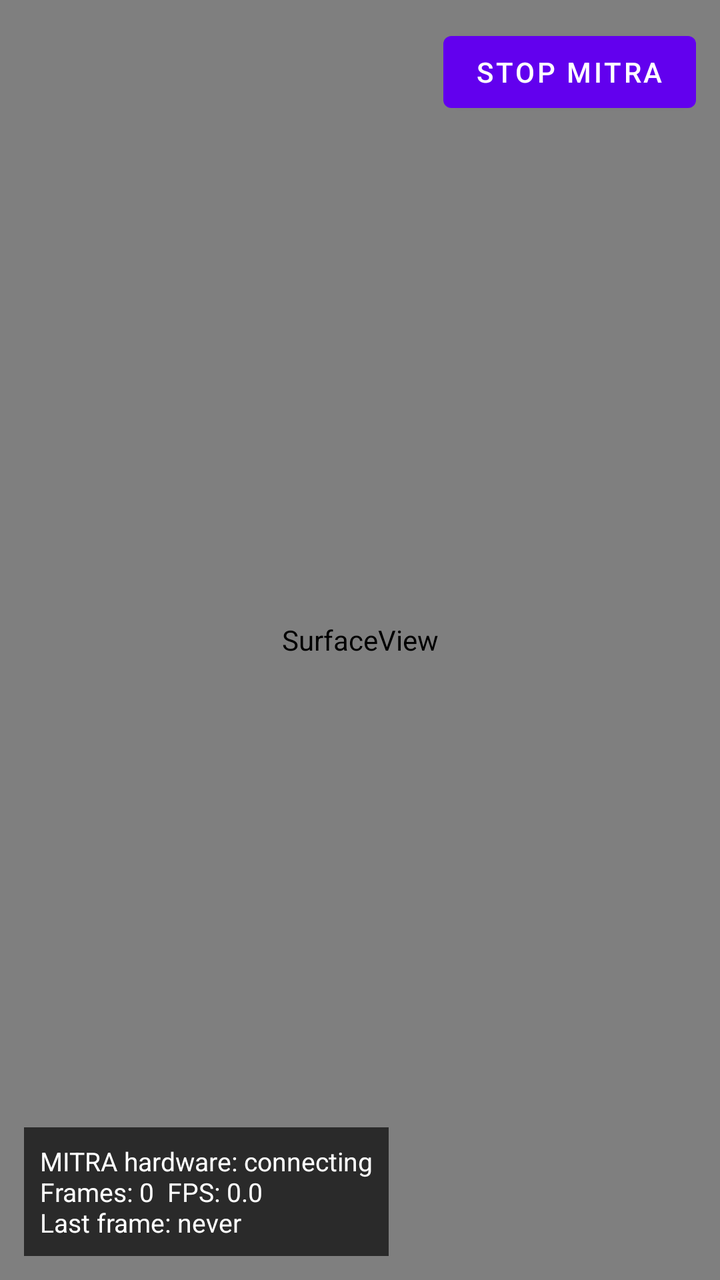
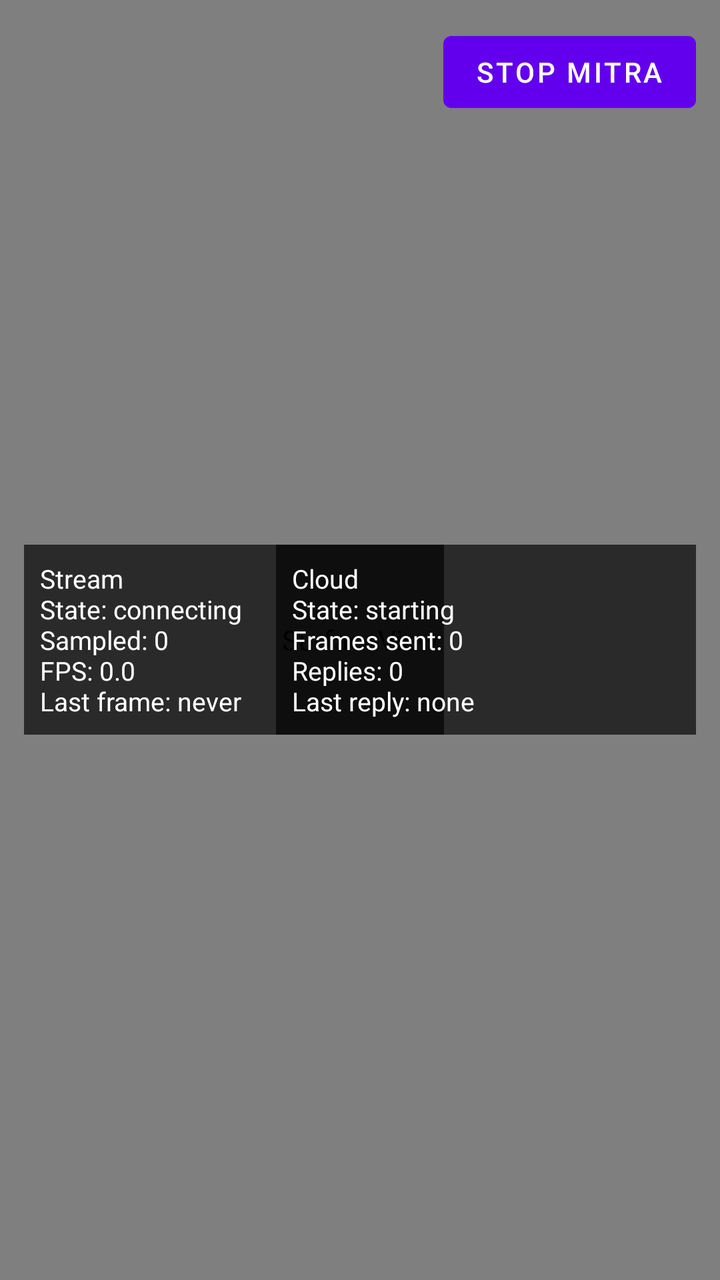

Compare the two renders of this Android layout. The source of the first and the diff that turns it into the second are given below.
<!-- AndroidManifest.xml: application theme Theme.VisionMate -->
<!-- res/layout/activity_video.xml -->
<?xml version="1.0" encoding="utf-8"?>
<FrameLayout
    xmlns:android="http://schemas.android.com/apk/res/android"
    android:layout_width="match_parent"
    android:layout_height="match_parent"
    android:background="#000000"
    android:keepScreenOn="true">

    
    <SurfaceView
        android:id="@+id/videoSurfaceView"
        android:layout_width="match_parent"
        android:layout_height="match_parent" />

    <ImageView
        android:id="@+id/framePreviewView"
        android:layout_width="160dp"
        android:layout_height="90dp"
        android:layout_gravity="bottom|end"
        android:layout_marginEnd="12dp"
        android:layout_marginBottom="96dp"
        android:background="#99000000"
        android:contentDescription="Latest MITRA received frame"
        android:scaleType="centerCrop"
        android:visibility="gone" />

    <TextView
        android:id="@+id/streamStatusView"
        android:layout_width="wrap_content"
        android:layout_height="wrap_content"
        android:layout_gravity="bottom|start"
        android:layout_marginStart="12dp"
        android:layout_marginBottom="12dp"
        android:layout_marginEnd="12dp"
        android:background="#AA000000"
        android:maxWidth="430dp"
        android:padding="8dp"
        android:text="MITRA hardware: connecting\nFrames: 0  FPS: 0.0\nLast frame: never"
        android:textColor="#FFFFFF"
        android:textSize="13sp" />

    <TextView
        android:id="@+id/modelStatusView"
        android:layout_width="match_parent"
        android:layout_height="wrap_content"
        android:layout_gravity="top|start"
        android:layout_marginStart="12dp"
        android:layout_marginTop="108dp"
        android:layout_marginEnd="12dp"
        android:background="#99000000"
        android:padding="8dp"
        android:text="Models: loading"
        android:textColor="#FFFFFF"
        android:textSize="13sp"
        android:visibility="gone" />

    <TextView
        android:id="@+id/localInferenceView"
        android:layout_width="match_parent"
        android:layout_height="wrap_content"
        android:layout_gravity="top|start"
        android:layout_marginStart="12dp"
        android:layout_marginTop="184dp"
        android:layout_marginEnd="12dp"
        android:background="#99000000"
        android:padding="8dp"
        android:text="Local: waiting for inference"
        android:textColor="#FFFFFF"
        android:textSize="13sp"
        android:visibility="gone" />

    <TextView
        android:id="@+id/detectionDebugView"
        android:layout_width="match_parent"
        android:layout_height="wrap_content"
        android:layout_gravity="bottom|start"
        android:layout_marginStart="12dp"
        android:layout_marginEnd="12dp"
        android:layout_marginBottom="20dp"
        android:background="#99000000"
        android:padding="8dp"
        android:text="Detections: waiting"
        android:textColor="#FFFFFF"
        android:textSize="12sp"
        android:visibility="gone" />

    <Button
        android:id="@+id/stopMitraButton"
        android:layout_width="wrap_content"
        android:layout_height="wrap_content"
        android:layout_gravity="top|end"
        android:layout_marginTop="12dp"
        android:layout_marginEnd="12dp"
        android:text="@string/stop_mitra" />

</FrameLayout>
<!-- resources referenced by this layout -->
<resources>
  <string name="stop_mitra">Stop MITRA</string>
  <style name="Theme.VisionMate" parent="Theme.MaterialComponents.DayNight.DarkActionBar">
          
          <item name="colorPrimary">@color/purple_500</item>
          <item name="colorPrimaryVariant">@color/purple_700</item>
          <item name="colorOnPrimary">@color/white</item>
          
          <item name="colorSecondary">@color/teal_200</item>
          <item name="colorSecondaryVariant">@color/teal_700</item>
          <item name="colorOnSecondary">@color/black</item>
          
          <item name="android:statusBarColor">?attr/colorPrimaryVariant</item>
          
      </style>
  <color name="purple_500">#FF6200EE</color>
  <color name="purple_700">#FF3700B3</color>
  <color name="white">#FFFFFFFF</color>
  <color name="teal_200">#FF03DAC5</color>
  <color name="teal_700">#FF018786</color>
  <color name="black">#FF000000</color>
</resources>

<!-- the commit's change to res/layout/activity_video.xml (unified diff, before → after) -->
@@ -26,16 +26,29 @@
 
     <TextView
         android:id="@+id/streamStatusView"
-        android:layout_width="wrap_content"
+        android:layout_width="210dp"
         android:layout_height="wrap_content"
-        android:layout_gravity="bottom|start"
+        android:layout_gravity="center_vertical|start"
         android:layout_marginStart="12dp"
-        android:layout_marginBottom="12dp"
         android:layout_marginEnd="12dp"
         android:background="#AA000000"
-        android:maxWidth="430dp"
+        android:maxWidth="230dp"
         android:padding="8dp"
-        android:text="MITRA hardware: connecting\nFrames: 0  FPS: 0.0\nLast frame: never"
+        android:text="Stream\nState: connecting\nSampled: 0\nFPS: 0.0\nLast frame: never"
+        android:textColor="#FFFFFF"
+        android:textSize="13sp" />
+
+    <TextView
+        android:id="@+id/cloudStatusView"
+        android:layout_width="210dp"
+        android:layout_height="wrap_content"
+        android:layout_gravity="center_vertical|end"
+        android:layout_marginStart="12dp"
+        android:layout_marginEnd="12dp"
+        android:background="#AA000000"
+        android:maxWidth="230dp"
+        android:padding="8dp"
+        android:text="Cloud\nState: starting\nFrames sent: 0\nReplies: 0\nLast reply: none"
         android:textColor="#FFFFFF"
         android:textSize="13sp" />
 
